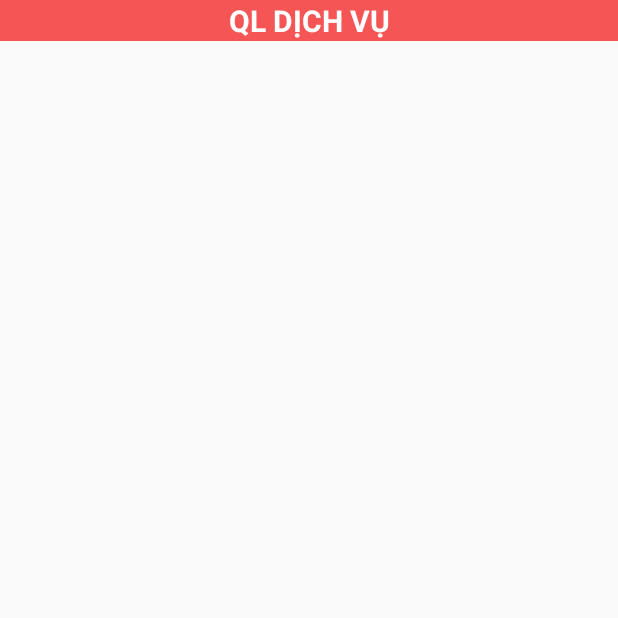
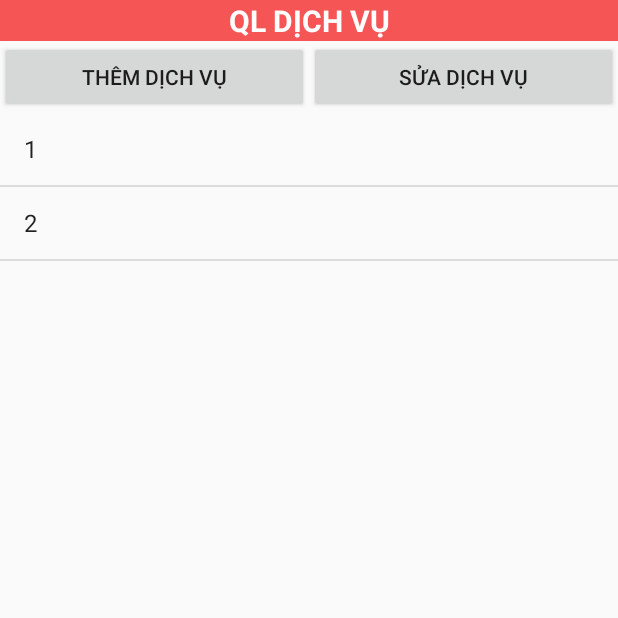
Before and after one commit to trvthanh/Android_QLKS, an Android app: the QLDVActivity screen opened directly, with no data from a screen before it, on a phone screen of 412 x 824 dp, the top half of it. Run offline under Robolectric (Android 15) with nearby library versions, the phone set to English and light mode, and no system bars.

Commit message:
Tinh - chức năng: hiển thị ds dịch vụ, thêm dv, xóa dv.

```diff
--- a/app/src/main/AndroidManifest.xml
+++ b/app/src/main/AndroidManifest.xml
@@ -22,7 +22,9 @@
         <activity android:name=".QLPhongActivity" />
         <activity android:name=".ChiTietPhongActivity"/>
         <activity android:name=".Chitietnhanvien"/>
+        <activity android:name=".chitietdv"></activity>
         <activity android:name=".ThemPhong"></activity>
+        <activity android:name=".ThemDichVuActivity"></activity>
     </application>
 
 </manifest>
--- a/app/src/main/java/com/trvthanh/qlks/Database.java
+++ b/app/src/main/java/com/trvthanh/qlks/Database.java
@@ -246,6 +246,38 @@ public class Database extends SQLiteOpenHelper {
         long dv1 = db.insert(TABLE_DV, null, values);
         return dv1;
     }
+    //Lay toan bo Dich vu
+    public List<DichVu> getAllDichvu() {
+        List<DichVu> dichVus = new ArrayList<DichVu>();
+        String selectQuery = "SELECT  * FROM " + TABLE_DV;
+
+        Log.e(LOG, selectQuery);
+
+        SQLiteDatabase db = this.getReadableDatabase();
+        Cursor c = db.rawQuery(selectQuery, null);
+
+        // looping through all rows and adding to list
+        if (c.moveToFirst()) {
+            do {
+                DichVu dv;
+                dv = new DichVu();
+                dv.setMaDV(c.getInt((c.getColumnIndex(KEY_MADV))));
+                dv.setTenDV(c.getString(c.getColumnIndex(KEY_TENDV)));
+                dv.setMoTaDV(c.getString(c.getColumnIndex(KEY_MOTADV)));
+                dv.setDVT(c.getString(c.getColumnIndex(KEY_DVT)));
+                dv.setGia(c.getInt(c.getColumnIndex(KEY_GIADV)));
+
+                // adding to tags list
+                dichVus.add(dv);
+            } while (c.moveToNext());
+        }
+        return dichVus;
+    }
+    public void deleteDichVu(int maDv) {
+        SQLiteDatabase db = this.getWritableDatabase();
+        db.delete(TABLE_DV, KEY_MADV + " = ?",
+                new String[] { String.valueOf(maDv) });
+    }
     // ------------------------ Phương Thức của bảng Khach Hang ----------------//
     //lay toan bo Khach
     public List<Khach> LayKhach(){
--- a/app/src/main/java/com/trvthanh/qlks/DichVu.java
+++ b/app/src/main/java/com/trvthanh/qlks/DichVu.java
@@ -1,6 +1,8 @@
 package com.trvthanh.qlks;
 
-public class DichVu {
+import java.io.Serializable;
+
+public class DichVu implements Serializable {
     int MaDV;
     String TenDV;
     String MoTaDV;
@@ -54,6 +56,13 @@ public class DichVu {
         this.DVT = DVT;
         Gia = gia;
     }
+    public DichVu(){
+
+    }
 
 
+    @Override
+    public String toString() {
+        return getMaDV()+"";
+    }
 }
--- a/app/src/main/java/com/trvthanh/qlks/QLDVActivity.java
+++ b/app/src/main/java/com/trvthanh/qlks/QLDVActivity.java
@@ -1,16 +1,69 @@
 package com.trvthanh.qlks;
 
+import android.app.AlertDialog;
+import android.content.DialogInterface;
+import android.content.Intent;
 import android.support.v7.app.AppCompatActivity;
 import android.os.Bundle;
 import android.app.Activity;
+import android.view.View;
 import android.view.Window;
+import android.widget.AdapterView;
+import android.widget.ArrayAdapter;
+import android.widget.Button;
+import android.widget.ListView;
+
+import java.util.ArrayList;
 
 public class QLDVActivity extends Activity {
+
+    private Button btnthemdv;
+    private ListView listdv;
+    private ArrayList<DichVu> allDichVu;
+    private ArrayAdapter<DichVu> arrayAdapter;
+
+    public static final String MADV = "MaDichVu";
+    public static final String TENDV = "TenDichVu";
+    public static final String MOTA = "MoTa";
+    public static final String DVT = "DichVuThue";
+    public static final String GIA = "Gia";
+
+    Database db;
 
     @Override
     protected void onCreate(Bundle savedInstanceState) {
         super.onCreate(savedInstanceState);
         this.requestWindowFeature(Window.FEATURE_NO_TITLE);
         setContentView(R.layout.qldv_layout);
+
+        db = new Database(getApplicationContext());
+        btnthemdv = (Button) findViewById(R.id.btnthemdv);
+        btnthemdv.setOnClickListener(new View.OnClickListener() {
+            @Override
+            public void onClick(View v) {
+                Intent intent = new Intent(QLDVActivity.this, ThemDichVuActivity.class);
+                startActivity(intent);
+            }
+        });
+
+        //lay tat ca dich vu
+
+        allDichVu = new ArrayList<>();
+        allDichVu.addAll(db.getAllDichvu());
+
+        listdv = findViewById(R.id.listdv);
+        arrayAdapter = new ArrayAdapter<>(this, android.R.layout.simple_list_item_1, allDichVu);
+        listdv.setAdapter(arrayAdapter);
+
+        listdv.setOnItemClickListener(new AdapterView.OnItemClickListener() {
+            @Override
+            public void onItemClick(AdapterView<?> parent, View view, int position, long id) {
+                final DichVu dv = arrayAdapter.getItem(position);
+                Intent intent = new Intent(QLDVActivity.this,chitietdv.class);
+                intent.putExtra("DichVu",dv);
+                startActivity(intent);
+            }
+        });
     }
+
 }
--- a/app/src/main/res/layout/qldv_layout.xml
+++ b/app/src/main/res/layout/qldv_layout.xml
@@ -12,8 +12,31 @@
         android:id="@+id/txtDV"
         style="@style/header"
         android:text="QL DỊCH VỤ"
-        android:layout_gravity="center"
+        android:layout_gravity="center" />
 
-        />
+    <LinearLayout
+        android:layout_width="match_parent"
+        android:layout_height="wrap_content"
+        android:orientation="horizontal">
+        <Button
+            android:id="@+id/btnthemdv"
+            android:layout_width="0dp"
+            android:layout_weight="1"
+            android:layout_height="wrap_content"
+            android:text="Thêm dịch vụ" />
+
+        <Button
+            android:id="@+id/btnsuadv"
+            android:layout_width="0dp"
+            android:layout_weight="1"
+            android:layout_height="wrap_content"
+            android:text="Sửa dịch vụ" />
+
+    </LinearLayout>
+
+    <ListView
+        android:id="@+id/listdv"
+        android:layout_width="match_parent"
+        android:layout_height="match_parent" />
 
 </LinearLayout>
```
Also changed, not shown: app/src/main/java/com/trvthanh/qlks/ThemDichVuActivity.java (added, +54 -0 lines), app/src/main/java/com/trvthanh/qlks/chitietdv.java (added, +84 -0 lines), app/src/main/res/layout/activity_them_dich_vu.xml (added, +119 -0 lines), app/src/main/res/layout/chitietdv_activity.xml (added, +138 -0 lines), app/src/main/res/values/strings.xml (+7 -0 lines).
